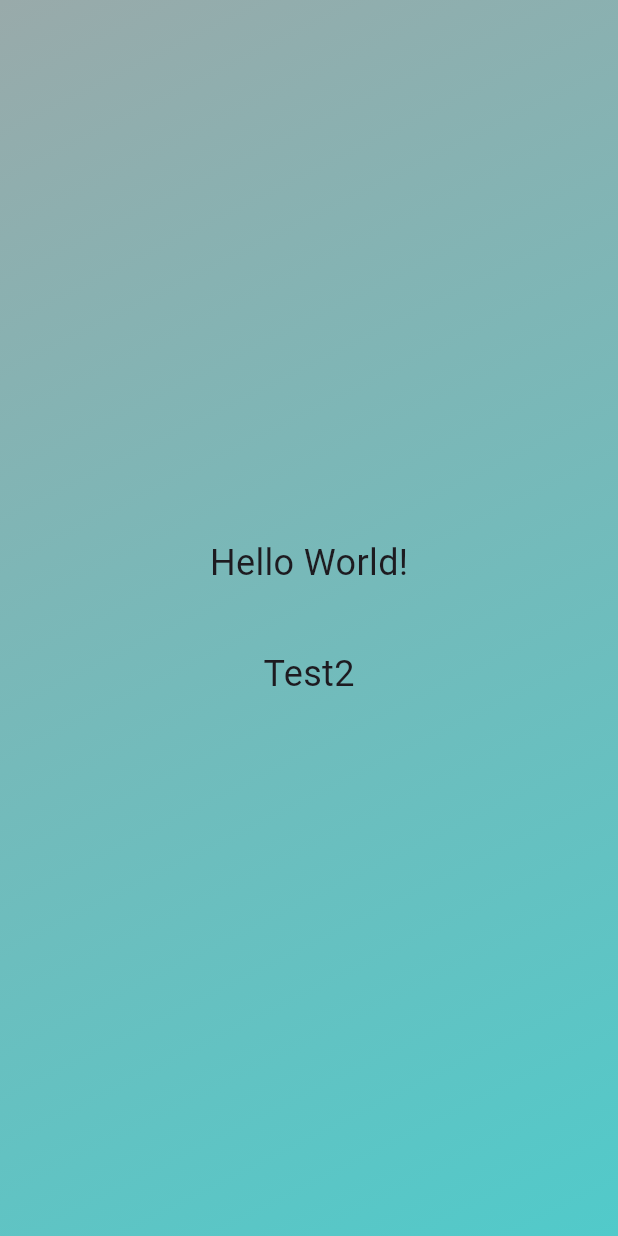
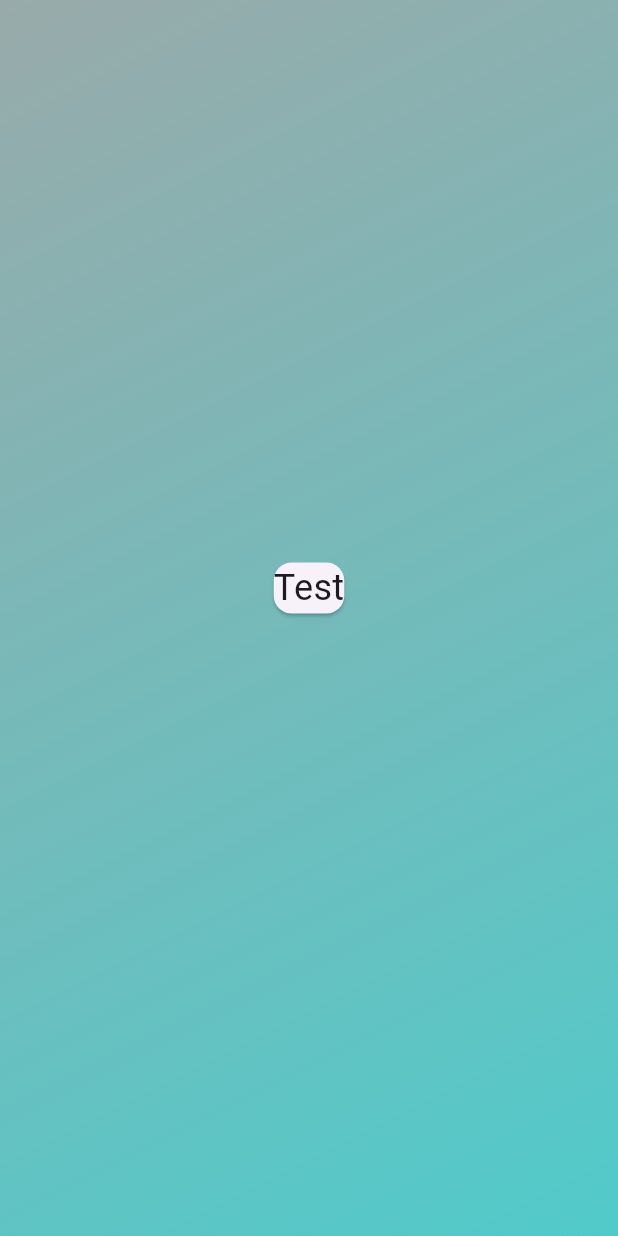
Before and after one commit to AkademieDirk/mam_projekt_v1, a Flutter app: the screen it shows after launch, on a phone screen of 412 x 824 dp. Run offline on Flutter 3.47's test engine with Material 3 defaults, Android fonts, the phone set to English and light mode, and no system bars; Roboto replaces fonts that are missing (Urbanist).

Commit message:
Information Card Design created

```diff
--- /dev/null
+++ b/lib/features/Abfall_ABC/widgets/information_card_example.dart
@@ -0,0 +1,15 @@
+import 'package:flutter/material.dart';
+
+class InformationCard extends StatelessWidget {
+  const InformationCard({super.key});
+
+  @override
+  Widget build(BuildContext context) {
+    return const Center(
+        child: Card(
+      child: Column(children: [
+        Text("Test"),
+      ]),
+    ));
+  }
+}
--- a/lib/main.dart
+++ b/lib/main.dart
@@ -1,6 +1,7 @@
 import 'package:flutter/material.dart';
 import 'package:mam_projekt_v1/config/colors/colors.dart';
 import 'package:mam_projekt_v1/config/themes/themes.dart';
+import 'package:mam_projekt_v1/features/Abfall_ABC/widgets/information_card_example.dart';
 import 'package:mam_projekt_v1/tools/tools.dart';
 
 void main() {
@@ -30,9 +31,8 @@ class MainApp extends StatelessWidget {
             child: Column(
               mainAxisAlignment: MainAxisAlignment.center,
               children: [
-                Text('Hello World!'),
+                InformationCard(),
                 verticalSpacing,
-                Text("Test2"),
               ],
             ),
           ),
```
